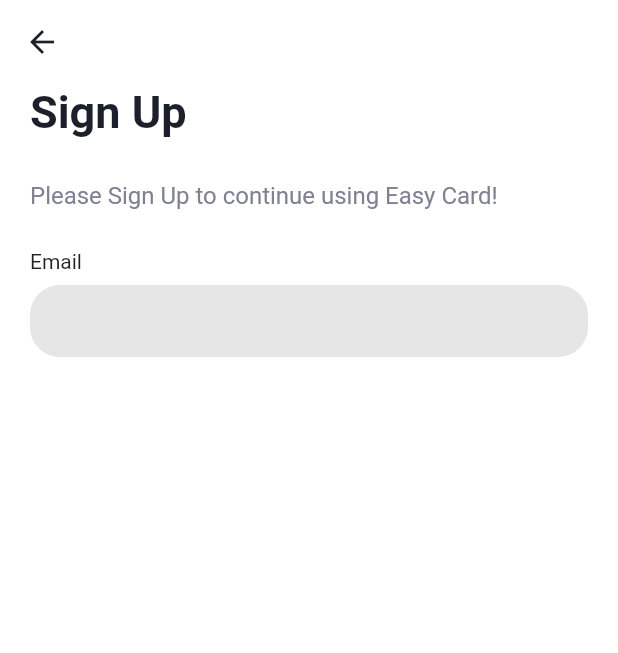
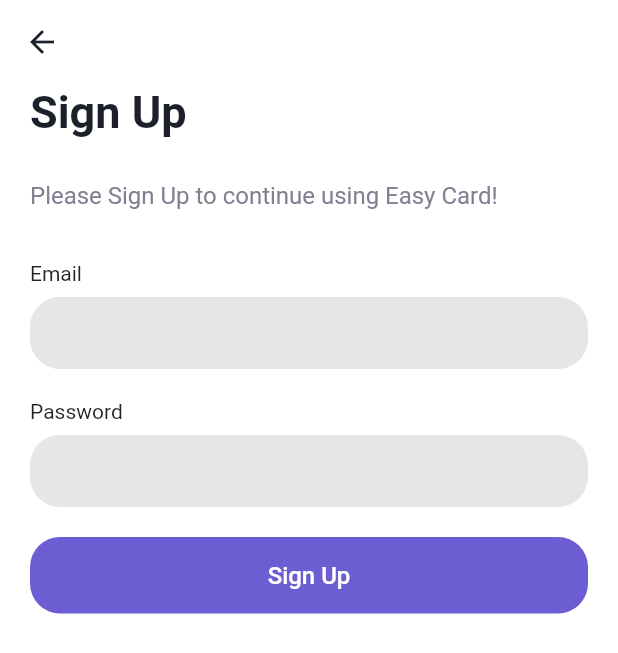
Before and after one commit to mayl730/flutter-easy-card, a Flutter app: the screen it shows after launch, on a phone screen of 412 x 824 dp. Shown: the top 653 px of the screen. Run offline on Flutter 3.47's test engine with Material 2 defaults, Android fonts, the light colour scheme and no system bars; drawn by our look-alikes of flutter_form_builder; our stand-ins replace auto_size_text, firebase_core, go_router; accounts and stored records are empty.

Commit message:
add: sign up screen ui

```diff
--- a/lib/login/ui/screens/login_screen.dart
+++ b/lib/login/ui/screens/login_screen.dart
@@ -32,7 +32,7 @@
               ),
               Image.asset(
                 'assets/images/2.0x/img_onboarding_card.png',
-                width: screenWidth,
+                width: double.infinity,
                 scale: 2.0,
               ),
               const AutoSizeText(
@@ -44,7 +44,7 @@
                 height: 35.0,
               ),
               SizedBox(
-                width: screenWidth,
+                width: double.infinity,
                 child: ElevatedButton(
                   onPressed: () {
                     context.push("/sign-up");
--- a/lib/login/ui/screens/sign_up_screen.dart
+++ b/lib/login/ui/screens/sign_up_screen.dart
@@ -12,11 +12,13 @@
 
 class _SignUpScreenState extends State<SignUpScreen> {
   final _formKey = GlobalKey<FormBuilderState>();
-  final FocusNode _textFieldFocus = FocusNode();
+  final FocusNode _emailFieldFocus = FocusNode();
+  final FocusNode _passwordFieldFocus = FocusNode();
 
   @override
   void dispose() {
-    _textFieldFocus.dispose();
+    _emailFieldFocus.dispose();
+    _passwordFieldFocus.dispose();
     super.dispose();
   }
 
@@ -24,7 +26,7 @@
   Widget build(BuildContext context) {
     return GestureDetector(
       onTap: () {
-        _textFieldFocus.unfocus();
+        FocusScope.of(context).unfocus();
       },
       child: Scaffold(
         extendBodyBehindAppBar: true,
@@ -61,23 +63,29 @@
                   const SizedBox(
                     height: 25.0,
                   ),
-                  const Text(
-                    'Email',
-                    style: TextStyle(fontSize: 14),
-                  ),
                   const SizedBox(height: 8),
                   FormBuilder(
                     key: _formKey,
-                    child: FormBuilderTextField(
-                      name: 'Email',
+                    child: Column(
+                      crossAxisAlignment: CrossAxisAlignment.start,
+                      children: [
+                        const Text(
+                          'Email',
+                          style: TextStyle(
+                            fontSize: 14,
+                          ),
+                        ),
+                        SizedBox(height: 8),
+                        FormBuilderTextField(
+                          name: 'email',
                           onChanged: (val) {},
                           onTap: () {
-                        _textFieldFocus.requestFocus();
+                            _emailFieldFocus.requestFocus();
                           },
-                      focusNode: _textFieldFocus,
+                          focusNode: _emailFieldFocus,
                           decoration: InputDecoration(
-                        contentPadding:
-                            EdgeInsets.symmetric(vertical: 8, horizontal: 10),
+                            contentPadding: EdgeInsets.symmetric(
+                                vertical: 8, horizontal: 10),
                             border: OutlineInputBorder(
                               borderSide: BorderSide.none,
                               borderRadius: BorderRadius.circular(20),
@@ -85,6 +93,66 @@
                             filled: true,
                             fillColor: formGrey,
                           ),
+                        ),
+                        SizedBox(height: 20),
+                        const Text(
+                          'Password',
+                          style: TextStyle(fontSize: 14),
+                        ),
+                        SizedBox(height: 8),
+                        FormBuilderTextField(
+                          name: 'password',
+                          obscureText: true,
+                          onChanged: (val) {},
+                          onTap: () {
+                            _passwordFieldFocus.requestFocus();
+                          },
+                          focusNode: _passwordFieldFocus,
+                          decoration: InputDecoration(
+                            contentPadding: EdgeInsets.symmetric(
+                                vertical: 8, horizontal: 10),
+                            border: OutlineInputBorder(
+                              borderSide: BorderSide.none,
+                              borderRadius: BorderRadius.circular(20),
+                            ),
+                            filled: true,
+                            fillColor: formGrey,
+                          ),
+                        ),
+                        SizedBox(height: 20),
+                        SizedBox(
+                          width: double.infinity,
+                          child: ElevatedButton(
+                            onPressed: () {
+                              if (_formKey.currentState!.saveAndValidate()) {
+                                print(_formKey.currentState!.value);
+                              }
+                            },
+                            style: ButtonStyle(
+                              padding: MaterialStateProperty.all<EdgeInsets>(
+                                const EdgeInsets.all(16.0),
+                              ),
+                              shape: MaterialStateProperty.all<
+                                  RoundedRectangleBorder>(
+                                RoundedRectangleBorder(
+                                  borderRadius: BorderRadius.circular(20),
+                                ),
+                              ),
+                              backgroundColor: MaterialStateProperty.all<Color>(
+                                easyPurple,
+                              ),
+                              elevation: MaterialStateProperty.all<double>(0),
+                            ),
+                            child: const Text(
+                              'Sign Up',
+                              style: TextStyle(
+                                color: Colors.white,
+                                fontSize: 16,
+                              ),
+                            ),
+                          ),
+                        ),
+                      ],
                     ),
                   )
                 ],
```
Lines whose indentation alone changed are shown as unchanged.
